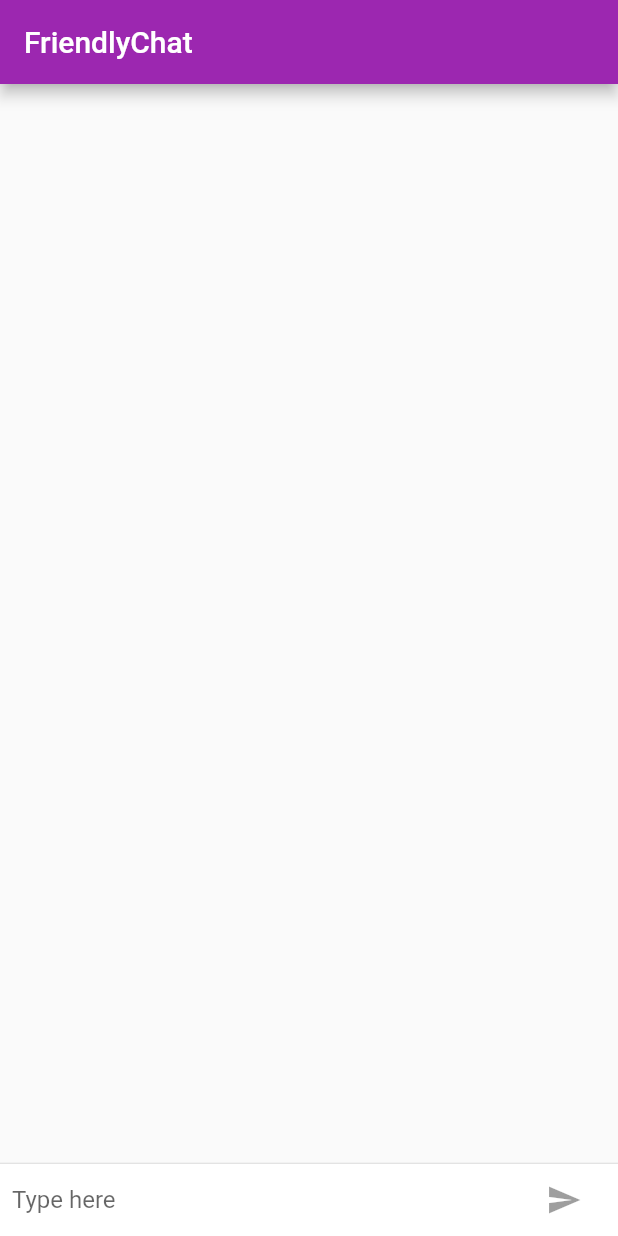
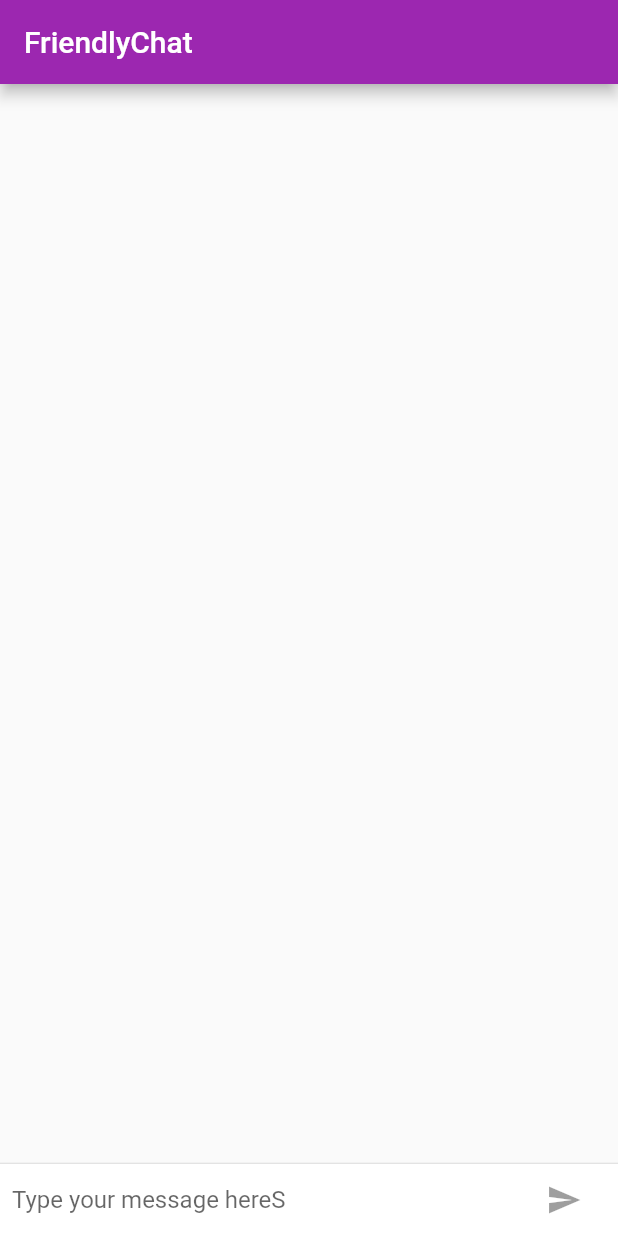
Before and after one commit to Nuri801/Friendly-Chat-App, a Flutter app: the screen it shows after launch, on a phone screen of 412 x 824 dp. Run offline on Flutter 3.47's test engine with Material 2 defaults, Android fonts, the phone set to English and light mode, and no system bars.

Commit message:
Friendly Chat App

```diff
--- a/lib/main.dart
+++ b/lib/main.dart
@@ -130,7 +130,7 @@ class _ChatScreenState extends State<ChatScreen> with TickerProviderStateMixin {
                 },
                 onSubmitted: _isComposing ? _handleSubmitted : null,
                 decoration: const InputDecoration.collapsed(
-                    hintText: 'Type here'),
+                    hintText: 'Type your message hereS'),
                 focusNode: _focusNode,
               ),
             ),
```
